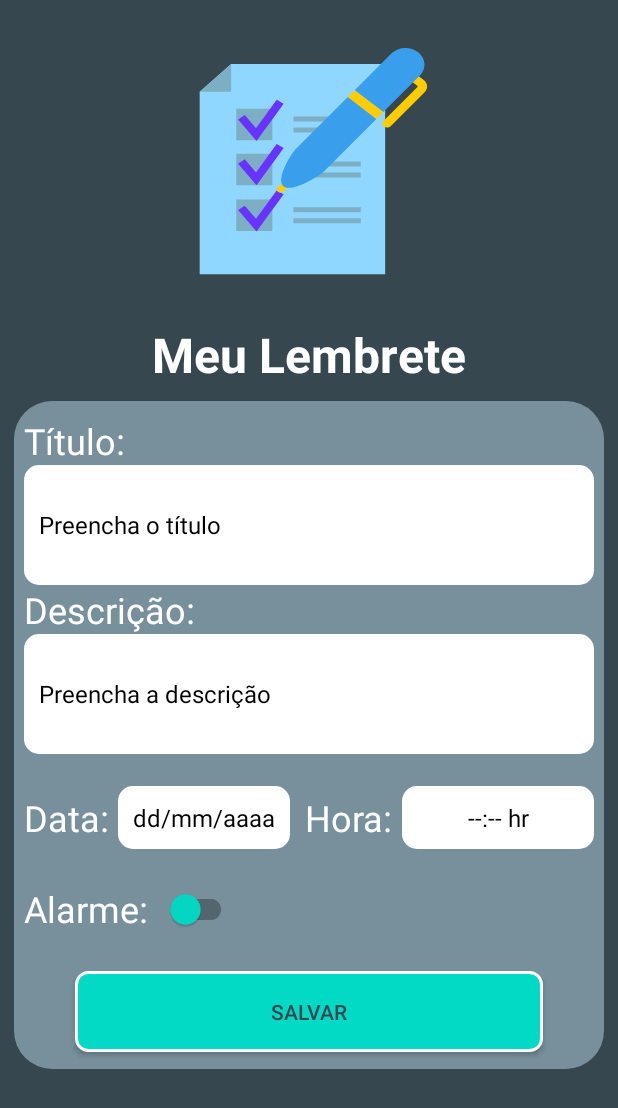
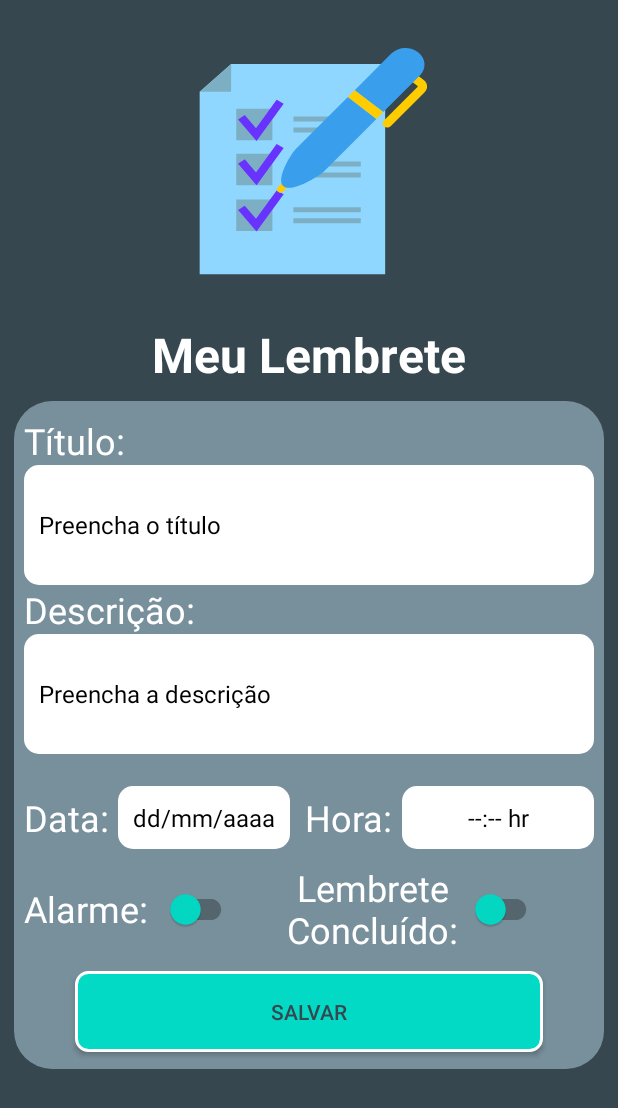
Before and after one commit to walter-retzer/bancoDadosRoom, an Android app: the ReminderUpdateActivity screen opened directly, with no data from a screen before it, after a tap on "SALVAR", on a phone screen of 412 x 824 dp. Shown: the top 1108 px of the screen. Run offline under Robolectric (Android 15) with nearby library versions, the phone set to English and light mode, and no system bars; 2 other taps on this screen came first.

Commit message:
Otimizando a função de finalizar o Lembrete na Activity de Lembretes do Dia de Hoje

```diff
--- a/app/src/main/java/com/wdretzer/bancodadosroom/bd/AppRoomDao.kt
+++ b/app/src/main/java/com/wdretzer/bancodadosroom/bd/AppRoomDao.kt
@@ -20,11 +20,17 @@ interface AppRoomDao {
     @Query("SELECT * FROM infoDB WHERE data = :apiData")
     fun listItensToday(apiData: String): List<Dados>
 
+    @Query("SELECT * FROM infoDB WHERE data = :apiData AND statusLembrete = :apiLembrete")
+    fun listItensTodayFinish(apiData: String, apiLembrete: Boolean): List<Dados>
+
     @Query("SELECT COUNT(titulo) FROM infoDB WHERE data = :apiData")
     fun countApiId(apiData: String): Int
 
     @Query("SELECT COUNT(horario) FROM infoDB WHERE horario = :apiData")
     fun countApiIdTime(apiData: String): Int
+
+    @Query("SELECT COUNT(titulo) FROM infoDB WHERE statusLembrete = :apiLembrete AND data = :apiData")
+    fun countApiIdFinish(apiData: String, apiLembrete: Boolean): Int
 
     @Query("UPDATE infoDB SET titulo = :itemNew, descricao = :desc, data = :dia, horario = :hora, alarme = :statusAlarm, statusLembrete = :statusLembrete WHERE id = :id")
     fun updateAll(
--- a/app/src/main/java/com/wdretzer/bancodadosroom/telas/ListRemindersSaveActivity.kt
+++ b/app/src/main/java/com/wdretzer/bancodadosroom/telas/ListRemindersSaveActivity.kt
@@ -144,6 +144,7 @@ class ListRemindersSaveActivity : AppCompatActivity() {
         val alarm = info.alarmStatusInfo
         val id = info.idUser
         val requestCode = info.requestCode
+        val statusLembrete = info.statusLembrete
 
         val intent = Intent(this, ReminderUpdateActivity::class.java).apply {
             putExtra("Titulo", titulo)
@@ -153,6 +154,7 @@ class ListRemindersSaveActivity : AppCompatActivity() {
             putExtra("Alarme", alarm)
             putExtra("Id", id)
             putExtra("Code", requestCode)
+            putExtra("Status", statusLembrete)
         }
         startActivity(intent)
     }
--- a/app/src/main/java/com/wdretzer/bancodadosroom/telas/ReminderUpdateActivity.kt
+++ b/app/src/main/java/com/wdretzer/bancodadosroom/telas/ReminderUpdateActivity.kt
@@ -1,12 +1,11 @@
 package com.wdretzer.bancodadosroom.telas
 
 import android.annotation.SuppressLint
-import android.app.AlarmManager
-import android.app.DatePickerDialog
-import android.app.PendingIntent
-import android.app.TimePickerDialog
+import android.app.*
 import android.content.Context
 import android.content.Intent
+import android.graphics.Color
+import android.graphics.drawable.ColorDrawable
 import android.os.Build
 import androidx.appcompat.app.AppCompatActivity
 import android.os.Bundle
@@ -35,6 +34,7 @@ class ReminderUpdateActivity : AppCompatActivity(), DatePickerDialog.OnDateSetLi
     private val textTimeEdit: TextView? by lazy { findViewById(R.id.time_input_edit) }
     private val btnSave: Button? by lazy { findViewById(R.id.btn_salve_edit) }
     private val alarmSwitch: SwitchCompat? by lazy { findViewById(R.id.alarm_status_edit) }
+    private val statusLembreteSwitch: SwitchCompat? by lazy { findViewById(R.id.lembrete_status_edit) }
 
     var day = 0
     var month = 0
@@ -72,6 +72,8 @@ class ReminderUpdateActivity : AppCompatActivity(), DatePickerDialog.OnDateSetLi
             val getTextDate = bundle.getString("Data")
             val getTextTime = bundle.getString("Hora")
             val getStatusAlarm = bundle.getBoolean("Alarme")
+            val getStatusLembrete = bundle.getBoolean("Status")
+
             idBundle = bundle.getInt("Id")
             getRequestCode = bundle.getInt("Code")
 
@@ -87,6 +89,7 @@ class ReminderUpdateActivity : AppCompatActivity(), DatePickerDialog.OnDateSetLi
             }
 
             alarmSwitch!!.isChecked = getStatusAlarm
+            statusLembreteSwitch!!.isChecked = getStatusLembrete
             idBundle
             getRequestCode
         }
@@ -140,7 +143,7 @@ class ReminderUpdateActivity : AppCompatActivity(), DatePickerDialog.OnDateSetLi
                     alarmSwitch!!.isChecked,
                     idBundle,
                     getRequestCode,
-                    false
+                    statusLembreteSwitch!!.isChecked
                 )
             )
             setAlarm(getRequestCode)
@@ -160,6 +163,21 @@ class ReminderUpdateActivity : AppCompatActivity(), DatePickerDialog.OnDateSetLi
                         "Já existe uma tarefa salva com o mesmo horario!!",
                         Toast.LENGTH_LONG
                     ).show()
+                } else {
+                    updateItem(
+                        InfoDados(
+                            textTitleEdit?.text.toString(),
+                            textDescriptionEdit?.text.toString(),
+                            textDateEdit?.text.toString(),
+                            textTimeEdit?.text.toString(),
+                            alarmSwitch!!.isChecked,
+                            idBundle,
+                            getRequestCode,
+                            statusLembreteSwitch!!.isChecked
+                        )
+                    )
+                    setAlarm(getRequestCode)
+                    sendToListaBD()
                 }
             }
         }
@@ -250,6 +268,7 @@ class ReminderUpdateActivity : AppCompatActivity(), DatePickerDialog.OnDateSetLi
         }
     }
 
+
     private fun sendToListaBD() {
         Handler().postDelayed({
             val intent = Intent(this, ListRemindersSaveActivity::class.java)
--- a/app/src/main/java/com/wdretzer/bancodadosroom/viewmodel/AppViewModel.kt
+++ b/app/src/main/java/com/wdretzer/bancodadosroom/viewmodel/AppViewModel.kt
@@ -45,6 +45,11 @@ class AppViewModel(
 
     fun countItensTime(time: String) = repository.countItensTime(time).flowOn(dispatcher).asLiveData()
 
+    fun countItensFinish(data:String, time: Boolean) = repository.countItensFinish(data, time).flowOn(dispatcher).asLiveData()
+
     fun listItensToday(item: String) = repository.listItensToday(item).flowOn(dispatcher).asLiveData()
 
+    fun listItensTodayFinish(date: String, statusLembrete: Boolean) = repository.listItensTodayFinish(date, statusLembrete).flowOn(dispatcher).asLiveData()
+
+
 }
--- a/app/src/main/res/layout/activity_reminder_update.xml
+++ b/app/src/main/res/layout/activity_reminder_update.xml
@@ -222,6 +222,31 @@
         app:layout_constraintTop_toTopOf="@+id/text_alarm_edit"
         app:layout_constraintBottom_toBottomOf="@+id/text_alarm_edit"/>
 
+
+    <TextView
+        android:id="@+id/text_status_edit"
+        style="@style/TextAppearance.AppCompat.Headline"
+        android:layout_width="120dp"
+        android:layout_height="wrap_content"
+        android:layout_marginStart="-15dp"
+        android:layout_marginEnd="5dp"
+        android:text="Lembrete\nConcluído:"
+        android:textColor="@color/white"
+        android:textAlignment="center"
+        app:layout_constraintStart_toStartOf="@+id/text_time_edit"
+        app:layout_constraintBottom_toBottomOf="@+id/text_alarm_edit"
+        app:layout_constraintTop_toTopOf="@+id/text_alarm_edit" />
+
+    <androidx.appcompat.widget.SwitchCompat
+        android:id="@+id/lembrete_status_edit"
+        android:layout_width="wrap_content"
+        android:layout_height="wrap_content"
+        android:layout_marginStart="5dp"
+        app:thumbTint="@color/teal_200"
+        app:layout_constraintStart_toEndOf="@+id/text_status_edit"
+        app:layout_constraintTop_toTopOf="@+id/text_status_edit"
+        app:layout_constraintBottom_toBottomOf="@+id/text_status_edit"/>
+
     <androidx.appcompat.widget.AppCompatButton
         android:id="@+id/btn_salve_edit"
         android:layout_width="match_parent"
```
Also changed, not shown: app/src/main/java/com/wdretzer/bancodadosroom/repository/AppRepository.kt (+21 -0 lines), app/src/main/java/com/wdretzer/bancodadosroom/telas/ListTodayActivity.kt (+56 -3 lines).
